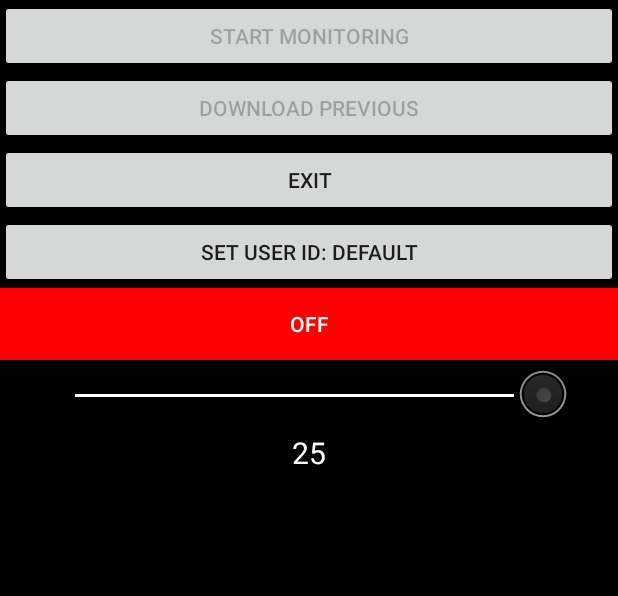
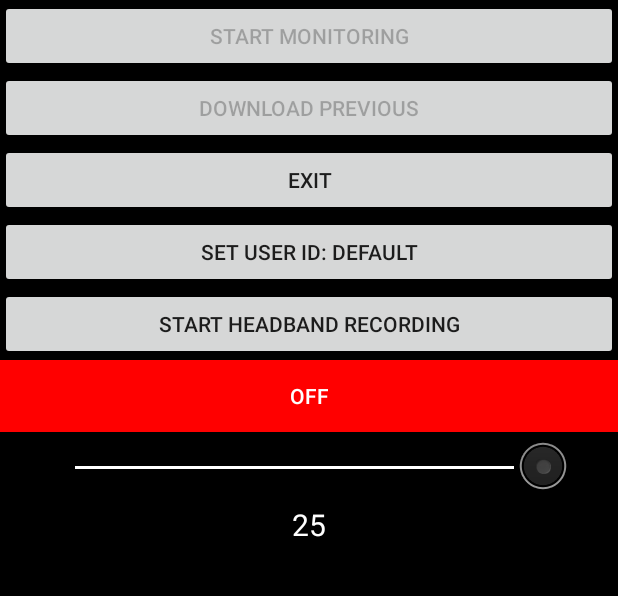
Before and after one commit to nathanww/home-tmr, an Android app: the screen it shows after launch (MainActivity), on a phone screen of 412 x 824 dp, the part 84-680 px from its top. Run offline under Robolectric (Android 15) with nearby library versions, the phone set to English and light mode, and no system bars; libraries missing offline, so code that uses them is left out: fi.iki.elonen, org.apache.commons; 9 statements that could not run were skipped.

Commit message:
Button to connect to Dreem (open Dreem application)

```diff
--- a/app/src/main/res/layout/activity_main_simple.xml
+++ b/app/src/main/res/layout/activity_main_simple.xml
@@ -5,10 +5,11 @@
     xmlns:tools="http://schemas.android.com/tools"
     android:layout_width="match_parent"
     android:layout_height="match_parent"
+    android:background="@android:color/black"
     android:keepScreenOn="true"
     android:orientation="vertical"
-    android:background="@android:color/black"
     tools:context="neurelectrics.fitbitdatalogger.MainActivity">
+
     <Button
         android:id="@+id/startButton"
         android:layout_width="match_parent"
@@ -40,6 +41,12 @@
         android:layout_height="wrap_content"
         android:text="Set USER ID" />
 
+    <Button
+        android:id="@+id/openDreem"
+        android:layout_width="match_parent"
+        android:layout_height="wrap_content"
+        android:text="Start Headband Recording" />
+
     <ToggleButton
         android:id="@+id/tmrState"
         android:layout_width="match_parent"
@@ -53,8 +60,8 @@
         android:layout_height="wrap_content"
         android:layout_centerVertical="true"
         android:max="25"
+        android:paddingStart="50dp"
         android:paddingEnd="50dp"
-        android:paddingStart="50dp"
         android:progress="10"
         android:progressTint="#FFFFFF"
         android:thumb="@android:drawable/btn_radio" />
@@ -64,10 +71,10 @@
         android:id="@+id/volumeText"
         android:layout_width="match_parent"
         android:layout_height="wrap_content"
+        android:gravity="center"
         android:text="50"
         android:textColor="#FFFFFF"
-        android:textSize="20dp"
-        android:gravity="center"/>
+        android:textSize="20dp" />
 
     <TextView
         android:id="@+id/fConnectionStatus"
```
Also changed, not shown: app/src/main/java/neurelectrics/fitbitdatalogger/MainActivity.java (+17 -0 lines).
